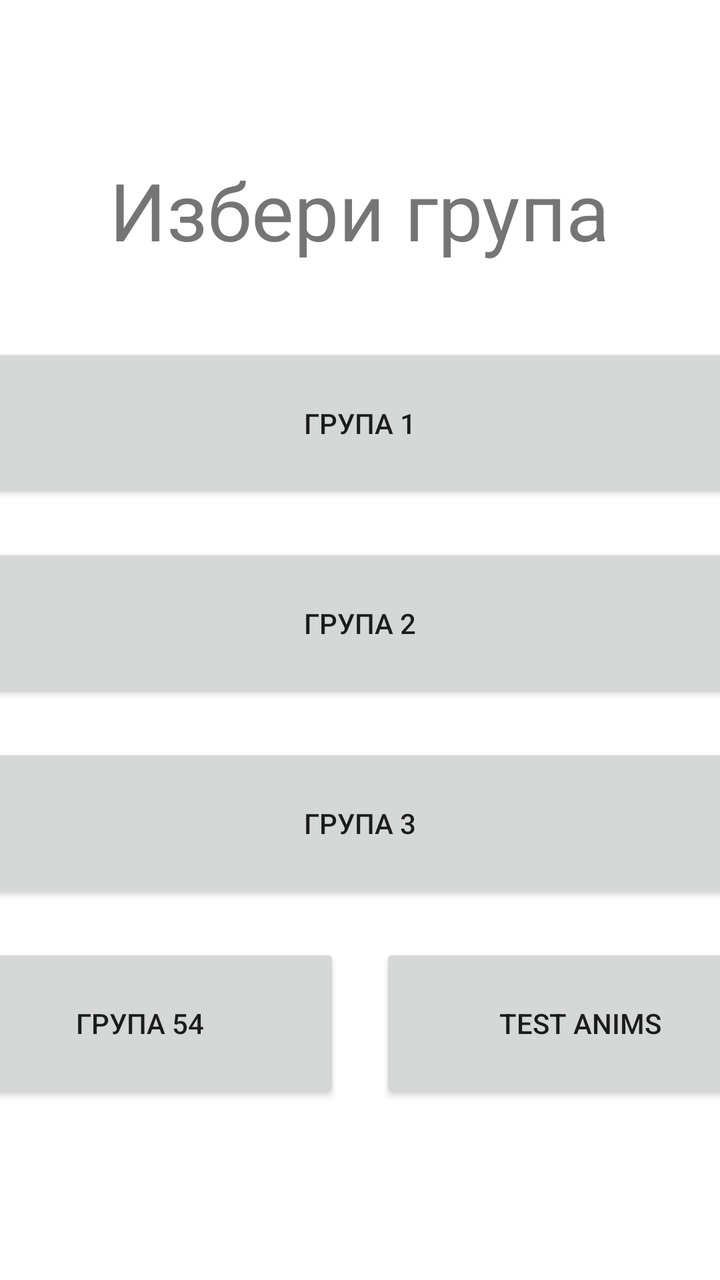
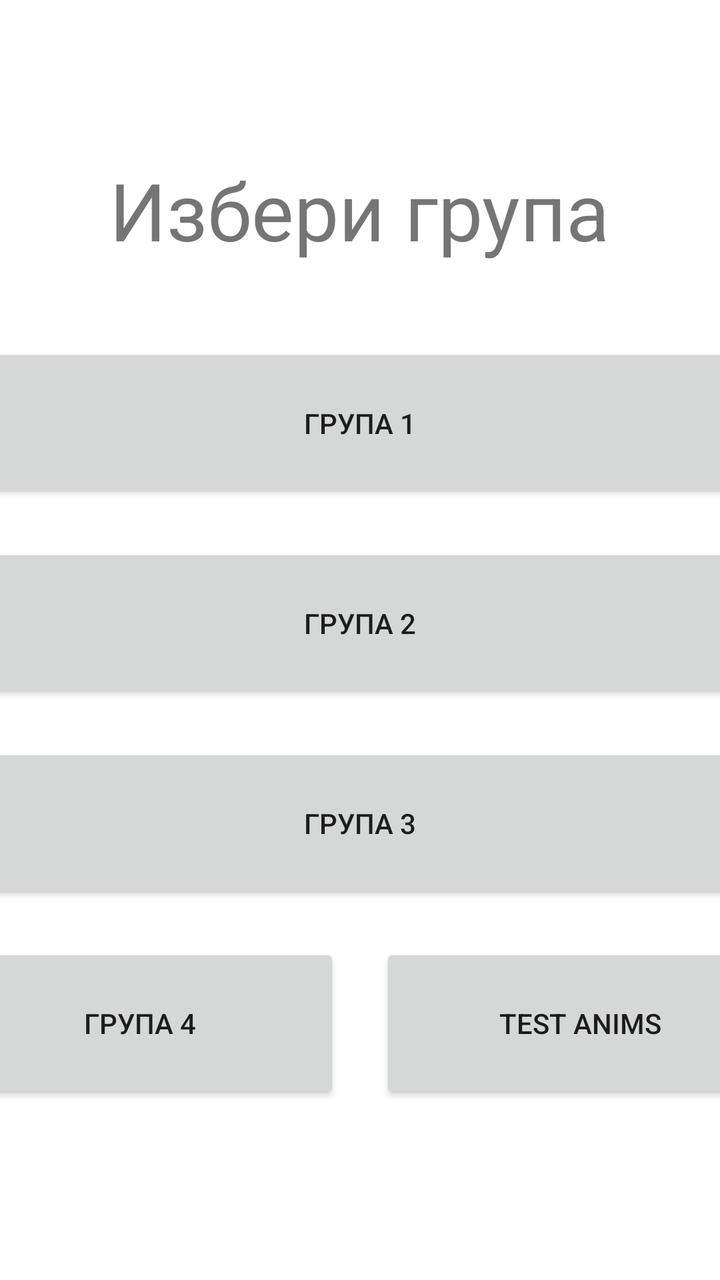

Two renders of the same Android screen: before a commit and after it. Below are the layout's source before the change and the commit's diff.
<!-- AndroidManifest.xml: application theme Theme.Prikazki -->
<!-- res/layout/activity_main_menu.xml -->
<LinearLayout xmlns:android="http://schemas.android.com/apk/res/android"
    android:layout_width="match_parent"
    android:layout_height="match_parent"
    android:orientation="vertical"
    android:gravity="center"
    android:background="#FFFFFF">

    <TextView
        android:layout_width="wrap_content"
        android:layout_height="wrap_content"
        android:text="Избери група"
        android:textSize="40sp"
        android:layout_marginBottom="30dp"/>

    <Button android:id="@+id/btn_proj1" android:layout_width="400dp" android:layout_height="80dp" android:text="Група 1" android:layout_margin="10dp"/>
    <Button android:id="@+id/btn_proj2" android:layout_width="400dp" android:layout_height="80dp" android:text="Група 2" android:layout_margin="10dp"/>
    <Button android:id="@+id/btn_proj3" android:layout_width="400dp" android:layout_height="80dp" android:text="Група 3" android:layout_margin="10dp"/>
    <LinearLayout
        android:layout_width="wrap_content"
        android:layout_height="wrap_content"
        android:orientation="horizontal"
        android:gravity="center">

        <Button
            android:id="@+id/btn_proj4"
            android:layout_width="200dp"
            android:layout_height="80dp"
            android:text="Група 54"
            android:layout_margin="10dp"/>

        <Button
            android:id="@+id/btn_testanims"
            android:layout_width="200dp"
            android:layout_height="80dp"
            android:text="Test Anims"
            android:layout_margin="10dp" />

    </LinearLayout>

</LinearLayout>
<!-- resources referenced by this layout -->
<resources>
  <style name="Theme.Prikazki" parent="Theme.AppCompat.Light.DarkActionBar">
          <item name="colorPrimary">@color/purple_500</item>
          <item name="colorPrimaryDark">@color/purple_700</item>
          <item name="colorAccent">@color/teal_200</item>
      </style>
  <color name="purple_500">#FF6200EE</color>
  <color name="purple_700">#FF3700B3</color>
  <color name="teal_200">#FF03DAC5</color>
</resources>

<!-- the commit's change to res/layout/activity_main_menu.xml (unified diff, before → after) -->
@@ -25,8 +25,8 @@
             android:id="@+id/btn_proj4"
             android:layout_width="200dp"
             android:layout_height="80dp"
-            android:text="Група 54"
-            android:layout_margin="10dp"/>
+            android:layout_margin="10dp"
+            android:text="Група 4" />
 
         <Button
             android:id="@+id/btn_testanims"
